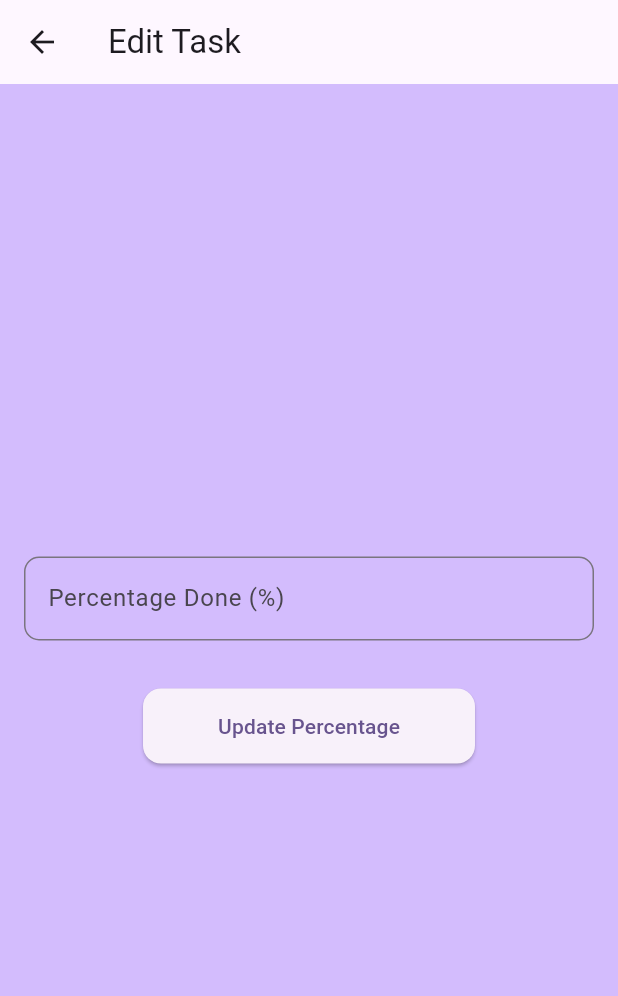
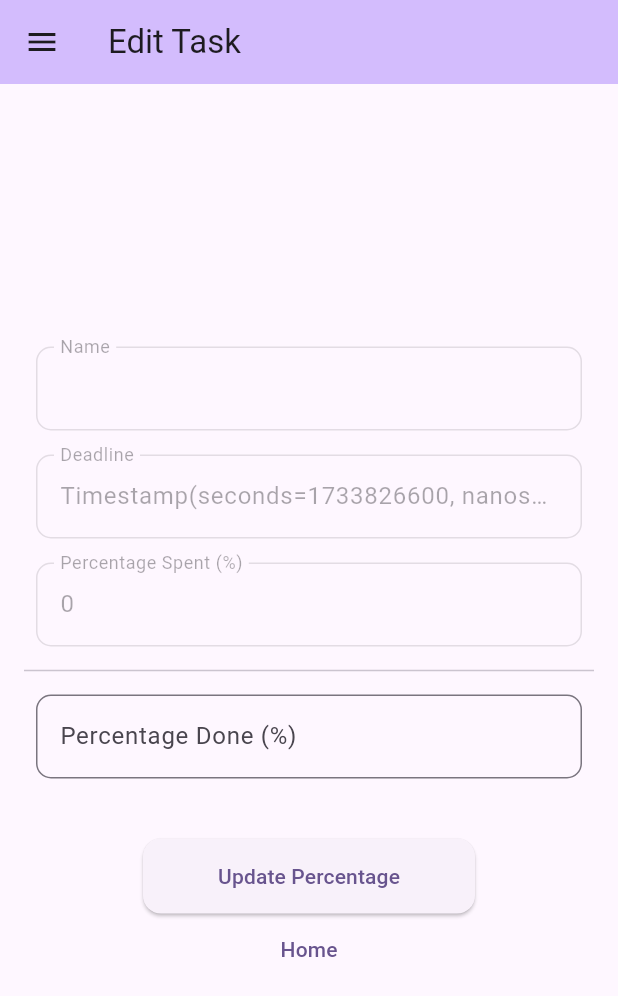
Before and after one commit to IvanR2468/5N6-AppMobileAvancee-TP3-Firebase, a Flutter app: the Edit screen opened directly with empty values, on a phone screen of 412 x 824 dp. Shown: the top 996 px of the screen. Run offline on Flutter 3.47's test engine with Material 3 defaults, Android fonts, the phone set to English and light mode, and no system bars; our stand-ins replace cloud_firestore, firebase_auth, firebase_core, google_sign_in, sign_in_button; accounts and stored records are empty.

Commit message:
FCT: Edit page
Affiche la tâche et permet de modifier le pourcentage de complétion de la tâche

```diff
--- a/task_manager_firebase/lib/pages/create.dart
+++ b/task_manager_firebase/lib/pages/create.dart
@@ -84,11 +84,19 @@ class _CreateState extends State<Create> {
     final name = nameController.text.trim();
     final deadline = DateTime.parse(deadlineController.text);
 
-    if (name.isEmpty || await _taskExists(name)) {
-      _showErrorDialog();
+    if (name.isEmpty) {
+      _showErrorDialog('make sure the name is not empty');
       return;
     }
-
+    if (await _taskExists(name)) {
+      _showErrorDialog('this task name already exist');
+      return;
+    }
+    // Check if the deadline is in the past
+    if (deadline.isBefore(DateTime.now())) {
+      _showErrorDialog('The past is in the past');
+      return;
+    }
     try {
       FirestoreService.addTask(name, deadline);
 
@@ -106,11 +114,11 @@ class _CreateState extends State<Create> {
   }
 
   // Show error dialog
-  void _showErrorDialog() {
+  void _showErrorDialog(String message) {
     showDialog(
       context: context,
       builder: (context) => AlertDialog(
-        title: const Text('Error'),
+        title: Text(message),
         content: const Text('oopsie'),
         actions: [
           TextButton(
--- a/task_manager_firebase/lib/pages/edit.dart
+++ b/task_manager_firebase/lib/pages/edit.dart
@@ -3,6 +3,8 @@ import 'package:flutter/material.dart';
 import 'package:task_manager_firebase/firestore_service.dart';
 import 'package:task_manager_firebase/pages/create.dart';
 
+import '../generated/l10n.dart';
+import '../widgets/drawerWidget.dart';
 import 'home.dart';
 
 class Edit extends StatefulWidget {
@@ -15,7 +17,8 @@ class Edit extends StatefulWidget {
 }
 
 class _EditPageState extends State<Edit> {
-  final TextEditingController _percentageDoneController = TextEditingController();
+  final TextEditingController _percentageDoneController =
+      TextEditingController();
 
   @override
   void initState() {
@@ -28,12 +31,14 @@ class _EditPageState extends State<Edit> {
   Future<void> _updateTask() async {
     try {
       // Parse the percentage input as a number
-      final double percentageDone = double.tryParse(_percentageDoneController.text) ?? -1.0;
+      final double percentageDone =
+          double.tryParse(_percentageDoneController.text) ?? -1.0;
 
       // If the percentage is invalid (less than 0 or greater than 100), show a validation message
       if (percentageDone < 0 || percentageDone > 100) {
         ScaffoldMessenger.of(context).showSnackBar(
-          const SnackBar(content: Text('Please enter a valid percentage (0-100).')),
+          const SnackBar(
+              content: Text('Please enter a valid percentage (0-100).')),
         );
         return;
       }
@@ -49,13 +54,13 @@ class _EditPageState extends State<Edit> {
       // Update the task in Firestore
       await FirebaseFirestore.instance
           .collection('users')
-          .doc(userId)  // The user ID for the task
-          .collection('tasks')  // The tasks collection
-          .doc(docId)  // Document ID for the specific task
+          .doc(userId) // The user ID for the task
+          .collection('tasks') // The tasks collection
+          .doc(docId) // Document ID for the specific task
           .update({'percentagedone': percentageDone});
 
-      Navigator.of(context)
-          .pushReplacement(MaterialPageRoute(builder: (context) => const Home()));
+      Navigator.of(context).pushReplacement(
+          MaterialPageRoute(builder: (context) => const Home()));
     } catch (e) {
       print("Error updating task: $e");
       // Optionally show an error message if the update fails
@@ -68,8 +73,11 @@ class _EditPageState extends State<Edit> {
   @override
   Widget build(BuildContext context) {
     return Scaffold(
-      appBar: AppBar(title: const Text('Edit Task')),
+      appBar: AppBar(
+        title: const Text('Edit Task'),
         backgroundColor: Theme.of(context).colorScheme.inversePrimary,
+      ),
+      drawer: const drawerWidget(),
       body: Center(
         child: Padding(
           padding: const EdgeInsets.all(16.0),
@@ -78,7 +86,59 @@ class _EditPageState extends State<Edit> {
             crossAxisAlignment: CrossAxisAlignment.center,
             children: [
               // Percentage Done Input Field
-              TextFormField(
+              Padding(
+                padding: const EdgeInsets.all(8.0),
+                child: TextFormField(
+                  enabled: false,  // Disables interaction with the TextFormField
+                  readOnly: true,
+                  decoration: InputDecoration(
+                    labelText: 'Name',
+                    hintText: widget.task['name'],
+                    floatingLabelBehavior: FloatingLabelBehavior.always,  // Ensures the label is always on top
+                    border: OutlineInputBorder(
+                      borderRadius: BorderRadius.circular(10),
+                      borderSide: const BorderSide(color: Colors.grey),
+                    ),
+                  ),
+                ),
+              ),
+              Padding(
+                padding: const EdgeInsets.all(8.0),
+                child: TextFormField(
+                  enabled: false,  // Disables interaction with the TextFormField
+                  readOnly: true,
+                  decoration: InputDecoration(
+                    labelText: 'Deadline',
+                    hintText: widget.task['deadline'].toString(),
+                    floatingLabelBehavior: FloatingLabelBehavior.always,  // Ensures the label is always on top
+                    border: OutlineInputBorder(
+                      borderRadius: BorderRadius.circular(10),
+                      borderSide: const BorderSide(color: Colors.grey),
+                    ),
+                  ),
+                ),
+              ),
+              Padding(
+                padding: const EdgeInsets.all(8.0),
+                child: TextFormField(
+                  enabled: false,  // Disables interaction with the TextFormField
+                  readOnly: true,
+                  decoration: InputDecoration(
+                    labelText: 'Percentage Spent (%)',
+                    hintText:  widget.task['percentagetimespent'].toString(),
+                    floatingLabelBehavior: FloatingLabelBehavior.always,  // Ensures the label is always on top
+                    border: OutlineInputBorder(
+                      borderRadius: BorderRadius.circular(10),
+                      borderSide: const BorderSide(color: Colors.grey),
+                    ),
+
+                  ),
+                ),
+              ),
+              const Divider(),
+              Padding(
+                padding: const EdgeInsets.all(8.0),
+                child: TextFormField(
                   controller: _percentageDoneController,
                   decoration: InputDecoration(
                     labelText: 'Percentage Done (%)',
@@ -89,21 +149,35 @@ class _EditPageState extends State<Edit> {
                     ),
                   ),
                 ),
+              ),
               const SizedBox(height: 32),
 
               // Update Button
               ElevatedButton(
                 onPressed: _updateTask,
+                style: ElevatedButton.styleFrom(
+                  padding:
+                      const EdgeInsets.symmetric(horizontal: 50, vertical: 15),
+                  shape: RoundedRectangleBorder(
+                      borderRadius: BorderRadius.circular(12)),
+                ),
                 child: const Text('Update Percentage'),
-                style: ElevatedButton.styleFrom(
-                  padding: const EdgeInsets.symmetric(horizontal: 50, vertical: 15),
-                  shape: RoundedRectangleBorder(borderRadius: BorderRadius.circular(12)),
               ),
-              ),
+              _buildHomeButton()
             ],
           ),
         ),
       ),
     );
   }
+
+  Widget _buildHomeButton() {
+    return TextButton(
+      child: Text(S.of(context).home),
+      onPressed: () {
+        Navigator.of(context).pushReplacement(
+            MaterialPageRoute(builder: (context) => const Home()));
+      },
+    );
   }
+}
--- a/task_manager_firebase/lib/widgets/drawerWidget.dart
+++ b/task_manager_firebase/lib/widgets/drawerWidget.dart
@@ -29,7 +29,7 @@ class drawerWidget extends StatelessWidget {
             onTap: () {
               // Update the state of the app.
               Navigator.of(context)
-                  .pushReplacement(MaterialPageRoute(builder: (context) => const Home()));
+                  .push(MaterialPageRoute(builder: (context) => const Home()));
             },
           ),
           ListTile(
@@ -37,7 +37,7 @@ class drawerWidget extends StatelessWidget {
             title: Text(S.of(context).addTask),
             onTap: () {
               // Update the state of the app.
-              Navigator.of(context).pushReplacement(
+              Navigator.of(context).push(
                   MaterialPageRoute(builder: (context) => const Create()));
             },
           ),
@@ -48,7 +48,7 @@ class drawerWidget extends StatelessWidget {
               await GoogleSignIn().signOut();
               await FirebaseAuth.instance.signOut();
               print("Déconnexion réussie");
-              Navigator.of(context).pushReplacement(
+              Navigator.of(context).push(
                   MaterialPageRoute(builder: (context) => const SignIn()));
             },
           ),
```
Lines whose indentation alone changed are shown as unchanged.
